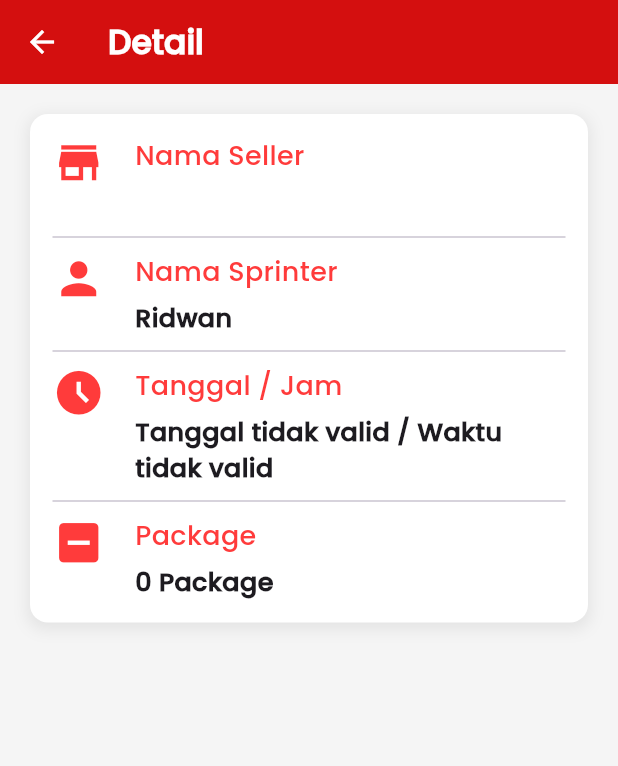
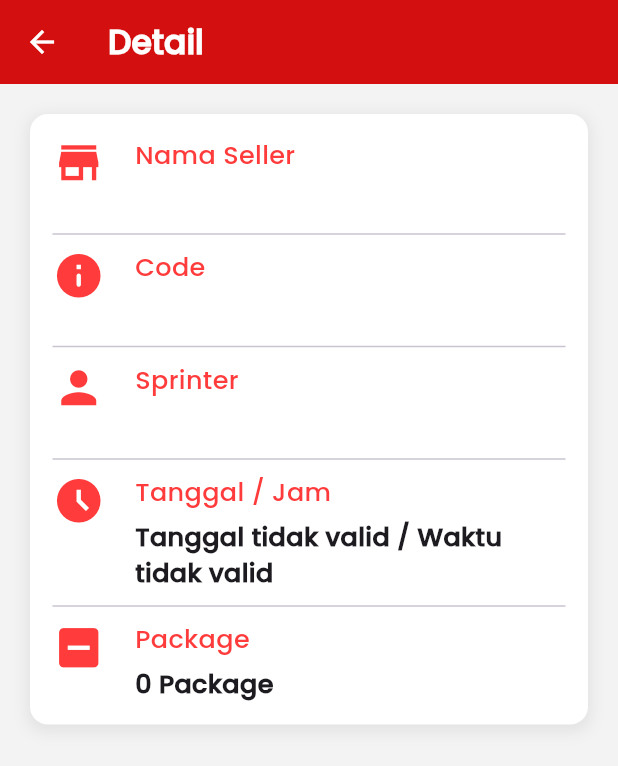
Before and after one commit to rifqyandika/sprinter-system-app, a Flutter app: the DetailPage screen opened directly with empty values, on a phone screen of 412 x 824 dp. Shown: the top 766 px of the screen. Run offline on Flutter 3.47's test engine with Material 3 defaults, Android fonts, the phone set to English and light mode, and no system bars; network calls fail.

Commit message:
add core folder for color global

```diff
--- /dev/null
+++ b/lib/core/app_colors.dart
@@ -0,0 +1,10 @@
+import 'package:flutter/material.dart';
+
+class AppColors {
+  AppColors._();
+
+  // Colors Theme
+  static const Color primary = Color.fromARGB(255, 212, 15, 15);
+  static const Color secondary = Color.fromARGB(255, 255, 59, 59);
+  static const Color grey = Color.fromARGB(255, 243, 243, 243);
+}
--- a/lib/helpers/date_formater.dart
+++ b/lib/helpers/date_formater.dart
@@ -18,8 +18,8 @@ String timeFormater(String dateString, {String format = 'HH:mm a'}) {
     return 'Waktu tidak valid';
   }
   try {
-    final String finalDate = '${dateString}Z';
-    DateTime dataObject = DateTime.parse(finalDate);
+    // final String finalDate = '${dateString}Z';
+    DateTime dataObject = DateTime.parse(dateString);
     DateTime dateLocal = dataObject.toLocal();
     // print(finalDate);
     return DateFormat(format, 'id_ID').format(dateLocal);
--- a/lib/main.dart
+++ b/lib/main.dart
@@ -3,6 +3,7 @@
 import 'package:flutter/material.dart';
 import './pages/home_screens.dart';
 import 'package:intl/date_symbol_data_local.dart';
+import './core/app_colors.dart';
 
 void main() async {
   WidgetsFlutterBinding.ensureInitialized();
@@ -17,10 +18,8 @@ class MyApp extends StatelessWidget {
   Widget build(BuildContext context) {
     return MaterialApp(
       debugShowCheckedModeBanner: false,
-      title: 'Sprinter System',
       theme: ThemeData(
-        primaryColor: const Color.fromARGB(255, 212, 15, 15),
-        scaffoldBackgroundColor: Colors.grey[100],
+        scaffoldBackgroundColor: AppColors.grey,
         fontFamily: 'Poppins',
       ),
       home: const HomePage(),
--- a/lib/models/transactions_model.dart
+++ b/lib/models/transactions_model.dart
@@ -1,16 +1,16 @@
 class Sprinter {
-  // ignore: non_constant_identifier_names
   final String sellerName;
-  // ignore: non_constant_identifier_names
   final String createdAt;
   final int package;
+  final String sprinterName;
+  final String code;
 
   Sprinter({
-    // ignore: non_constant_identifier_names
     required this.sellerName,
-    // ignore: non_constant_identifier_names
     required this.createdAt,
     required this.package,
+    required this.sprinterName,
+    required this.code,
   });
 
   factory Sprinter.fromJson(Map<String, dynamic> json) {
@@ -18,6 +18,8 @@ class Sprinter {
       sellerName: json['sellerName'],
       createdAt: json['createdAt'],
       package: json['package'],
+      sprinterName: json['sprinter']['name'],
+      code: json['sprinter']['code'],
     );
   }
 }
--- a/lib/pages/detail_screens.dart
+++ b/lib/pages/detail_screens.dart
@@ -4,6 +4,7 @@ import 'package:flutter/material.dart';
 import '../models/transactions_model.dart';
 import '../helpers/date_formater.dart';
 import '../widgets/build_detail_row.dart';
+import '../core/app_colors.dart';
 
 class DetailPage extends StatelessWidget {
   final Sprinter sprinter;
@@ -22,7 +23,7 @@ class DetailPage extends StatelessWidget {
             fontFamily: "Poppins",
           ),
         ),
-        backgroundColor: const Color.fromARGB(255, 212, 15, 15),
+        backgroundColor: AppColors.primary,
         iconTheme: const IconThemeData(color: Colors.white),
       ),
       body: Padding(
@@ -48,7 +49,9 @@ class DetailPage extends StatelessWidget {
             children: [
               build_detail_row(Icons.store, 'Nama Seller', sprinter.sellerName),
               const Divider(height: 20),
-              build_detail_row(Icons.person, 'Nama Sprinter', "Ridwan"),
+              build_detail_row(Icons.info_rounded, 'Code', sprinter.code),
+              const Divider(height: 20),
+              build_detail_row(Icons.person, 'Sprinter', sprinter.sprinterName),
               const Divider(height: 20),
               build_detail_row(
                 Icons.access_time_filled_outlined,
--- a/lib/services/transactions_service.dart
+++ b/lib/services/transactions_service.dart
@@ -23,11 +23,8 @@ class SprinterService {
 
     if (response.statusCode == 200) {
       List<dynamic> jsonResponse = json.decode(response.body);
-      // print('Response body: ${response.body}');
       return jsonResponse.map((user) => Sprinter.fromJson(user)).toList();
     } else {
-      // print('Status code: ${response.statusCode}');
-      // print('Response body: ${response.body}');
       throw Exception('Gagal memuat data sprinter');
     }
   }
--- a/lib/widgets/build_detail_row.dart
+++ b/lib/widgets/build_detail_row.dart
@@ -1,12 +1,13 @@
 // ignore: file_names
 import 'package:flutter/material.dart';
+import '../core/app_colors.dart';
 
 // ignore: non_constant_identifier_names
 Widget build_detail_row(IconData icon, String label, String value) {
   return Row(
     crossAxisAlignment: CrossAxisAlignment.start,
     children: [
-      Icon(icon, color: const Color.fromARGB(255, 255, 59, 59), size: 35),
+      Icon(icon, color: AppColors.secondary, size: 35),
       const SizedBox(width: 20),
       Expanded(
         child: Column(
@@ -15,8 +16,8 @@ Widget build_detail_row(IconData icon, String label, String value) {
             Text(
               label,
               style: TextStyle(
-                color: Color.fromARGB(255, 255, 59, 59),
-                fontSize: 18,
+                color: AppColors.secondary,
+                fontSize: 17,
                 fontWeight: FontWeight.w600,
               ),
             ),
```
Also changed, not shown: lib/pages/home_screens.dart (+4 -7 lines), lib/widgets/menu_button.dart (+18 -7 lines), pubspec.yaml (+6 -6 lines), assets/images/user.png (added), lib/services/sprinters_services.dart (deleted).
